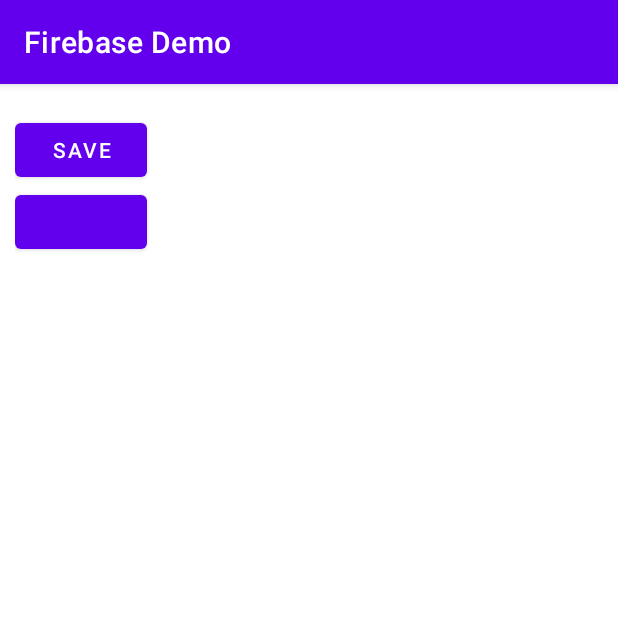
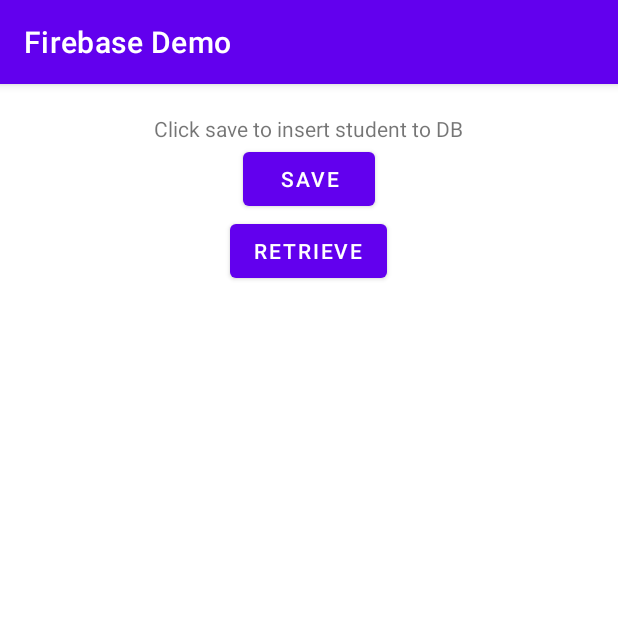
Before and after one commit to RheaAdh/AndroidLearn, an Android app: the screen it shows after launch (MainActivity), after a tap on "SAVE", on a phone screen of 412 x 824 dp, the top half of it. Run offline under Robolectric (Android 15) with nearby library versions, the phone set to English and light mode, and no system bars; our stand-ins replace Firebase (no records; nobody signed in at launch, a user with empty details on screens opened directly).

Commit message:
firebase add

```diff
--- a/FirebaseDemo/app/src/main/java/com/example/firebasedemo/MainActivity.java
+++ b/FirebaseDemo/app/src/main/java/com/example/firebasedemo/MainActivity.java
@@ -3,11 +3,14 @@ package com.example.firebasedemo;
 import androidx.appcompat.app.AppCompatActivity;
 
 import android.os.Bundle;
+import android.util.Log;
 import android.widget.Button;
 import android.widget.Toast;
 
 import com.example.firebasedemo.datamodel.Student;
 import com.google.firebase.firestore.FirebaseFirestore;
+
+import java.util.List;
 
 public class MainActivity extends AppCompatActivity {
     FirebaseFirestore db ;
@@ -18,7 +21,7 @@ public class MainActivity extends AppCompatActivity {
         db=FirebaseFirestore.getInstance();
         Button btnSave=findViewById(R.id.btnSave);
         btnSave.setOnClickListener(view->{
-            Student s =new Student(1,"Rhea","CSE");
+            Student s =new Student(2,"Juhi","CSE");
             db.collection("students")
                     .add(s)
                     .addOnSuccessListener(r->{
@@ -28,5 +31,8 @@ public class MainActivity extends AppCompatActivity {
                         Toast.makeText(this,"couldn't add",Toast.LENGTH_SHORT).show();
                     });
         });
+//        Button retrieveBtn=findViewById(R.id.btnRetrieve);
+//        retrieveBtn.setOnClickListener(view -> {
+//        });
     }
 }
--- a/FirebaseDemo/app/src/main/res/layout/activity_main.xml
+++ b/FirebaseDemo/app/src/main/res/layout/activity_main.xml
@@ -6,15 +6,24 @@
     android:layout_marginEnd="10dp"
     android:layout_marginTop="20dp"
     android:orientation="vertical">
+        <TextView
+            android:layout_width="wrap_content"
+            android:layout_height="wrap_content"
+            android:layout_gravity="center"
+            android:text="Click save to insert student to DB"
+            />
         <Button
             android:id="@+id/btnSave"
             android:layout_width="wrap_content"
             android:layout_height="wrap_content"
+            android:layout_gravity="center"
             android:text="Save"
             />
         <Button
             android:id="@+id/btnRetrieve"
             android:layout_width="wrap_content"
             android:layout_height="wrap_content"
+            android:layout_gravity="center"
+            android:text="Retrieve"
             />
 </LinearLayout>
```
